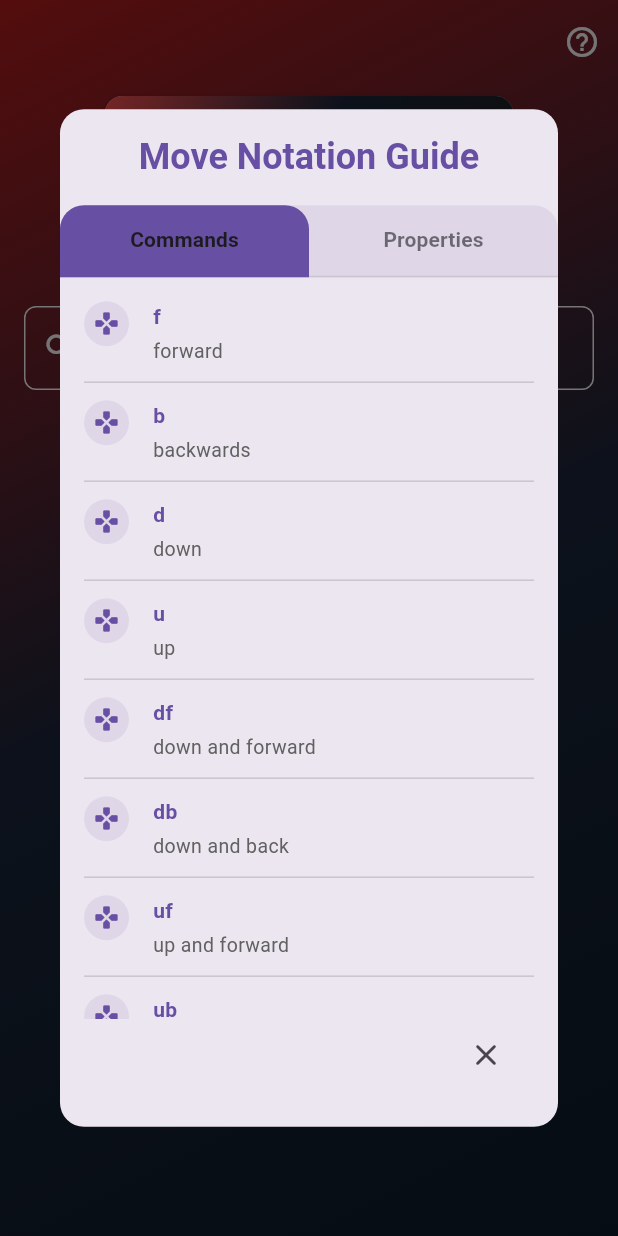
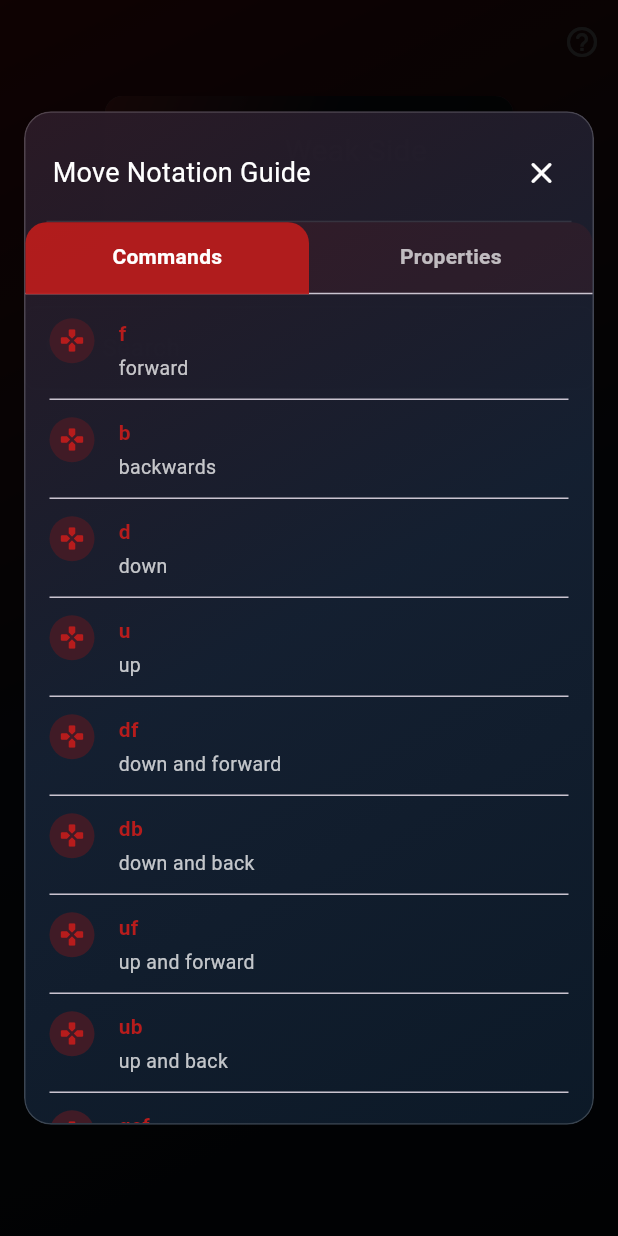
Before and after one commit to fjimenezdevapps/Tekken8FrameData, a Flutter app: the FrameDataScreen screen opened by its route, after a tap on the "help outline" icon, on a phone screen of 412 x 824 dp. Run offline on Flutter 3.47's test engine with Material 3 defaults, Android fonts, the phone set to English and light mode, and no system bars; our stand-ins replace dio, equatable, flutter_bloc, go_router; Roboto replaces fonts that are missing (MonsterBites).

Commit message:
Visual changes

```diff
--- a/lib/core/router/app_router.dart
+++ b/lib/core/router/app_router.dart
@@ -23,7 +23,17 @@ final appRouter = GoRouter(
       name: DetailsCharacterMoveScreen.name,
       pageBuilder: (context, state) {
         final extra = state.extra;
-        if (extra is! MoveDetailsDto) {
+        MoveDetailsDto? move;
+        if (extra is MoveDetailsDto) {
+          move = extra;
+        } else if (extra is Map<String, dynamic>) {
+          // Soporta restoration/serialización donde `extra` vuelve como Map.
+          move = MoveDetailsDto.fromJson(extra);
+        } else if (extra is Map) {
+          move = MoveDetailsDto.fromJson(Map<String, dynamic>.from(extra));
+        }
+
+        if (move == null) {
           return CustomTransitionPage(
             key: state.pageKey,
             child: const Scaffold(
@@ -38,7 +48,6 @@ final appRouter = GoRouter(
             },
           );
         }
-        final move = extra;
         return CustomTransitionPage(
           key: state.pageKey,
           child: DetailsCharacterMoveScreen(move: move),
--- a/lib/presentation/dto/move_details_dto.dart
+++ b/lib/presentation/dto/move_details_dto.dart
@@ -50,4 +50,49 @@ class MoveDetailsDto {
       recovery: move.recovery,
     );
   }
+
+  /// Necesario para serialización (p. ej. navigation/state restoration).
+  Map<String, dynamic> toJson() {
+    return {
+      'moveNumber': moveNumber,
+      'command': command,
+      'name': name,
+      'hitLevel': hitLevel,
+      'damage': damage,
+      'startup': startup,
+      'block': block,
+      'hit': hit,
+      'counterHit': counterHit,
+      'notes': notes,
+      'wavuId': wavuId,
+      'tags': tags,
+      'recovery': recovery,
+    };
+  }
+
+  factory MoveDetailsDto.fromJson(Map<String, dynamic> json) {
+    final rawTags = json['tags'];
+    Map<String, String?>? parsedTags;
+    if (rawTags is Map) {
+      parsedTags = rawTags.map(
+        (key, value) => MapEntry(key.toString(), value?.toString()),
+      );
+    }
+
+    return MoveDetailsDto(
+      moveNumber: (json['moveNumber'] as num?)?.toInt() ?? 0,
+      command: json['command']?.toString() ?? '',
+      name: json['name']?.toString(),
+      hitLevel: json['hitLevel']?.toString() ?? '',
+      damage: json['damage']?.toString() ?? '',
+      startup: json['startup']?.toString() ?? '',
+      block: json['block']?.toString() ?? '',
+      hit: json['hit']?.toString() ?? '',
+      counterHit: json['counterHit']?.toString() ?? '',
+      notes: json['notes']?.toString() ?? '',
+      wavuId: json['wavuId']?.toString() ?? '',
+      tags: parsedTags,
+      recovery: json['recovery']?.toString(),
+    );
+  }
 }
--- a/lib/presentation/screens/details_character_move_screen.dart
+++ b/lib/presentation/screens/details_character_move_screen.dart
@@ -1,5 +1,6 @@
 import 'package:flutter/material.dart';
 import 'package:tekkenframadata/presentation/dto/move_details_dto.dart';
+import 'package:tekkenframadata/presentation/widgets/commons/elevated_card.dart';
 
 class DetailsCharacterMoveScreen extends StatefulWidget {
   static const name = 'move-details';
@@ -182,22 +183,16 @@ class _DetailCard extends StatelessWidget {
 
   @override
   Widget build(BuildContext context) {
-    return Card(
-      elevation: 6,
-      color: Colors.black.withValues(alpha: 0.6),
-      shape: RoundedRectangleBorder(
-        borderRadius: BorderRadius.circular(16),
-      ),
-      child: Padding(
-        padding: const EdgeInsets.all(20),
+    return AppElevatedCard(
       child: Column(
         crossAxisAlignment: CrossAxisAlignment.start,
         children: [
           Text(
             label,
             style: const TextStyle(
-                fontSize: 20,
-                fontWeight: FontWeight.bold,
+              fontSize: 18,
+              fontWeight: FontWeight.w700,
+              letterSpacing: 0.2,
               color: Colors.amber,
             ),
           ),
@@ -205,13 +200,12 @@ class _DetailCard extends StatelessWidget {
           Text(
             content,
             style: const TextStyle(
-                fontSize: 18,
+              fontSize: 16,
               color: Colors.white70,
               height: 1.4,
             ),
           ),
         ],
-        ),
       ),
     );
   }
@@ -224,14 +218,7 @@ class _MoveDetailsCard extends StatelessWidget {
 
   @override
   Widget build(BuildContext context) {
-    return Card(
-      elevation: 6,
-      color: Colors.black.withValues(alpha: 0.6),
-      shape: RoundedRectangleBorder(
-        borderRadius: BorderRadius.circular(16),
-      ),
-      child: Padding(
-        padding: const EdgeInsets.all(20),
+    return AppElevatedCard(
       child: Column(
         children: details.map((detail) {
           return Padding(
@@ -239,26 +226,26 @@ class _MoveDetailsCard extends StatelessWidget {
             child: Row(
               crossAxisAlignment: CrossAxisAlignment.start,
               children: [
-                  // Label (ej: "COMMAND :", "DAMAGE :", etc.)
                 SizedBox(
                   width: 130,
                   child: Text(
                     detail.label,
                     style: const TextStyle(
-                        fontSize: 18,
-                        fontWeight: FontWeight.bold,
+                      fontSize: 14,
+                      fontWeight: FontWeight.w700,
+                      letterSpacing: 0.3,
                       color: Colors.amber,
                     ),
                   ),
                 ),
                 const SizedBox(width: 10),
-                  // Valor (ej: "df+2", "12", etc.)
                 Expanded(
                   child: Text(
                     detail.value,
                     style: const TextStyle(
-                        fontSize: 16,
+                      fontSize: 15,
                       color: Colors.white70,
+                      height: 1.25,
                     ),
                     softWrap: true,
                   ),
@@ -268,7 +255,6 @@ class _MoveDetailsCard extends StatelessWidget {
           );
         }).toList(),
       ),
-      ),
     );
   }
 }
--- a/lib/presentation/screens/frame_data_screen.dart
+++ b/lib/presentation/screens/frame_data_screen.dart
@@ -35,6 +35,8 @@ class FrameDataScreen extends StatelessWidget {
                 onPressed: () {
                   showDialog(
                     context: context,
+                    // Barrera más oscura para eliminar el “fondo visible” y reducir mareo.
+                    barrierColor: Colors.black.withValues(alpha: 0.92),
                     builder: (context) => const HelpDialogWidget(),
                   );
                 },
--- /dev/null
+++ b/lib/presentation/widgets/commons/app_dialog.dart
@@ -0,0 +1,116 @@
+import 'package:flutter/material.dart';
+import 'package:tekkenframadata/presentation/widgets/commons/elevated_card.dart';
+
+/// Dialog base reutilizable para la app.
+/// - Encaja con el background gradient (rojo/azul oscuro).
+/// - Header opcional con título + botón de cerrar.
+/// - Body y acciones totalmente customizables.
+class AppDialog extends StatelessWidget {
+  final String? title;
+  final Widget? titleWidget;
+  final Widget body;
+  final List<Widget> actions;
+  final bool showCloseButton;
+  final EdgeInsets insetPadding;
+  final EdgeInsetsGeometry headerPadding;
+  final EdgeInsetsGeometry bodyPadding;
+  final EdgeInsetsGeometry actionsPadding;
+  final double maxWidth;
+  final double maxHeightFactor;
+
+  const AppDialog({
+    super.key,
+    required this.body,
+    this.title,
+    this.titleWidget,
+    this.actions = const [],
+    this.showCloseButton = true,
+    this.insetPadding = const EdgeInsets.symmetric(horizontal: 16, vertical: 24),
+    this.headerPadding = const EdgeInsets.fromLTRB(18, 16, 10, 8),
+    this.bodyPadding = const EdgeInsets.fromLTRB(18, 8, 18, 18),
+    this.actionsPadding = const EdgeInsets.fromLTRB(18, 0, 18, 14),
+    this.maxWidth = 560,
+    this.maxHeightFactor = 0.82,
+  });
+
+  @override
+  Widget build(BuildContext context) {
+    final size = MediaQuery.sizeOf(context);
+
+    return Dialog(
+      insetPadding: insetPadding,
+      backgroundColor: Colors.transparent,
+      elevation: 0,
+      child: ConstrainedBox(
+        constraints: BoxConstraints(
+          maxWidth: maxWidth,
+          maxHeight: size.height * maxHeightFactor,
+        ),
+        child: AppElevatedCard(
+          padding: EdgeInsets.zero,
+          elevation: 14,
+          borderRadius: 18,
+          child: Column(
+            mainAxisSize: MainAxisSize.min,
+            children: [
+              if (title != null || titleWidget != null || showCloseButton)
+                Padding(
+                  padding: headerPadding,
+                  child: Row(
+                    children: [
+                      Expanded(
+                        child: titleWidget ??
+                            Text(
+                              title ?? '',
+                              maxLines: 2,
+                              overflow: TextOverflow.ellipsis,
+                              style: const TextStyle(
+                                fontFamily: 'MonsterBites',
+                                fontSize: 18,
+                                fontWeight: FontWeight.w400,
+                                color: Colors.white,
+                                letterSpacing: 0.2,
+                              ),
+                            ),
+                      ),
+                      if (showCloseButton)
+                        IconButton(
+                          onPressed: () => Navigator.of(context).maybePop(),
+                          tooltip: 'Close',
+                          icon: const Icon(Icons.close_rounded, color: Colors.white),
+                        ),
+                    ],
+                  ),
+                ),
+              Container(
+                height: 1,
+                margin: const EdgeInsets.symmetric(horizontal: 14),
+                color: Colors.white.withValues(alpha: 0.10),
+              ),
+              Expanded(
+                child: Padding(
+                  padding: bodyPadding,
+                  child: body,
+                ),
+              ),
+              if (actions.isNotEmpty) ...[
+                Container(
+                  height: 1,
+                  margin: const EdgeInsets.symmetric(horizontal: 14),
+                  color: Colors.white.withValues(alpha: 0.08),
+                ),
+                Padding(
+                  padding: actionsPadding,
+                  child: Row(
+                    mainAxisAlignment: MainAxisAlignment.end,
+                    children: actions,
+                  ),
+                ),
+              ],
+            ],
+          ),
+        ),
+      ),
+    );
+  }
+}
--- /dev/null
+++ b/lib/presentation/widgets/commons/elevated_card.dart
@@ -0,0 +1,87 @@
+import 'package:flutter/material.dart';
+
+/// Card reutilizable con elevación, borde y gradiente sutil.
+/// Diseñada para encajar con el look rojo/azul oscuro de la app.
+class AppElevatedCard extends StatelessWidget {
+  final Widget child;
+  final EdgeInsetsGeometry padding;
+  final EdgeInsetsGeometry? margin;
+  final double borderRadius;
+  final double elevation;
+
+  /// Si `true`, agrega un borde sutil para separar del background.
+  final bool showBorder;
+
+  /// Controla qué tan "sólida" se ve la card. Valores altos reducen transparencia
+  /// (mejor para evitar mareo con backgrounds con gradiente).
+  final double surfaceOpacity;
+
+  const AppElevatedCard({
+    super.key,
+    required this.child,
+    this.padding = const EdgeInsets.all(20),
+    this.margin,
+    this.borderRadius = 16,
+    this.elevation = 8,
+    this.showBorder = true,
+    this.surfaceOpacity = 0.94,
+  });
+
+  @override
+  Widget build(BuildContext context) {
+    final radius = BorderRadius.circular(borderRadius);
+
+    // Colores alineados al theme actual (AppTheme).
+    const primary = Color(0xFFB71C1C);
+    const secondary = Color(0xFF1B263B);
+    const tertiary = Color(0xFF0D1B2A);
+
+    final clampedSurfaceOpacity = surfaceOpacity.clamp(0.0, 1.0);
+    final bg = tertiary.withValues(alpha: clampedSurfaceOpacity);
+
+    // Gradiente *opaco* (sin alpha), para evitar que se vea el fondo a través.
+    final g1 = Color.lerp(tertiary, primary, 0.18)!;
+    final g2 = Color.lerp(tertiary, secondary, 0.55)!;
+    final g3 = tertiary;
+
+    return Padding(
+      padding: margin ?? EdgeInsets.zero,
+      child: Material(
+        color: Colors.transparent,
+        elevation: elevation,
+        shadowColor: Colors.black.withValues(alpha: 0.35),
+        borderRadius: radius,
+        child: ClipRRect(
+          borderRadius: radius,
+          child: Container(
+            decoration: BoxDecoration(
+              // Base sólida (reduce transparencia y “flicker” del gradiente de fondo).
+              color: bg,
+              gradient: LinearGradient(
+                begin: Alignment.topLeft,
+                end: Alignment.bottomRight,
+                colors: [
+                  // Un highlight rojo muy sutil + transición a superficies oscuras.
+                  g1,
+                  g2,
+                  g3,
+                ],
+              ),
+              borderRadius: radius,
+              border: showBorder
+                  ? Border.all(
+                      color: Colors.white.withValues(alpha: 0.18),
+                      width: 1,
+                    )
+                  : null,
+            ),
+            child: Padding(
+              padding: padding,
+              child: child,
+            ),
+          ),
+        ),
+      ),
+    );
+  }
+}
--- a/lib/presentation/widgets/help/legend_help_dialog.dart
+++ b/lib/presentation/widgets/help/legend_help_dialog.dart
@@ -1,14 +1,15 @@
 import 'package:flutter/material.dart';
 import 'package:tekkenframadata/core/utils/moves_properties_legends.dart';
+import 'package:tekkenframadata/presentation/widgets/commons/app_dialog.dart';
 
 class HelpDialogWidget extends StatelessWidget {
   const HelpDialogWidget({super.key});
 
   @override
   Widget build(BuildContext context) {
-    final theme = Theme.of(context);
-    final colors = theme.colorScheme;
-    final textTheme = theme.textTheme;
+    const primary = Color(0xFFB71C1C);
+    // Acento claro para que los íconos/textos no “se pierdan” sobre fondos oscuros.
+    const propertiesAccent = Color(0xFF4FC3F7);
 
     final size = MediaQuery.of(context).size;
     final isSmallScreen = size.width < 360;
@@ -20,65 +21,46 @@ class HelpDialogWidget extends StatelessWidget {
 
     return DefaultTabController(
       length: 2,
-      child: AlertDialog(
-        shape: RoundedRectangleBorder(
-          borderRadius: BorderRadius.circular(isSmallScreen ? 12 : 16),
-        ),
-        elevation: 8,
-        contentPadding: const EdgeInsets.all(0),
-        content: SizedBox(
-          width: size.width * (isSmallScreen ? 0.95 : 0.9),
-          child: Column(
-            mainAxisSize: MainAxisSize.min,
+      child: AppDialog(
+        title: 'Move Notation Guide',
+        // Permitimos más ancho en landscape/tablet sin romper móviles.
+        maxWidth: isLandscape ? 680 : 560,
+        bodyPadding: EdgeInsets.zero,
+        body: Column(
           children: [
-              Padding(
-                padding: EdgeInsets.all(16 * paddingScale),
-                child: Text(
-                  'Move Notation Guide',
-                  textAlign: TextAlign.center,
-                  style: textTheme.headlineSmall?.copyWith(
-                    color: colors.primary,
-                    fontWeight: FontWeight.bold,
-                    fontSize: isSmallScreen ? 18 : null,
-                  ),
-                ),
-              ),
             Container(
               decoration: BoxDecoration(
-                  color: colors.primary.withValues(alpha: 0.1),
-                  borderRadius: BorderRadius.vertical(
-                    top: Radius.circular(isSmallScreen ? 12 : 16),
+                color: primary.withValues(alpha: 0.10),
+                borderRadius: const BorderRadius.vertical(
+                  top: Radius.circular(14),
                 ),
               ),
               child: TabBar(
                 indicator: BoxDecoration(
-                    borderRadius: BorderRadius.vertical(
-                      top: Radius.circular(isSmallScreen ? 12 : 16)),
-                    color: colors.primary,
+                  borderRadius: const BorderRadius.vertical(top: Radius.circular(14)),
+                  color: primary.withValues(alpha: 0.95),
                 ),
                 indicatorSize: TabBarIndicatorSize.tab,
-                  labelStyle: textTheme.labelLarge?.copyWith(
-                    fontWeight: FontWeight.bold,
-                    fontSize: isSmallScreen ?
-                      (textTheme.labelLarge?.fontSize ?? 14) * 0.9 : null,
+                labelStyle: TextStyle(
+                  fontWeight: FontWeight.w700,
+                  fontSize: (isSmallScreen ? 13 : 14) * textScaleFactor,
+                  letterSpacing: 0.2,
                 ),
-                  unselectedLabelColor: colors.onSurface.withValues(alpha: 0.6),
+                unselectedLabelColor: Colors.white.withValues(alpha: 0.70),
+                labelColor: Colors.white,
                 tabs: const [
                   Tab(text: 'Commands'),
                   Tab(text: 'Properties'),
                 ],
               ),
             ),
-              SizedBox(
-                height: isLandscape
-                    ? size.height * 0.4
-                    : size.height * (isSmallScreen ? 0.5 : 0.6),
+            Expanded(
               child: TabBarView(
                 children: [
                   _buildListSection(
                     items: legendCommands,
                     icon: Icons.gamepad_rounded,
-                      color: colors.primary,
+                    color: primary,
                     isSmallScreen: isSmallScreen,
                     textScaleFactor: textScaleFactor,
                     paddingScale: paddingScale,
@@ -86,7 +68,7 @@ class HelpDialogWidget extends StatelessWidget {
                   _buildListSection(
                     items: legendProperties,
                     icon: Icons.list_alt_rounded,
-                      color: colors.secondary,
+                    color: propertiesAccent,
                     isSmallScreen: isSmallScreen,
                     textScaleFactor: textScaleFactor,
                     paddingScale: paddingScale,
@@ -96,15 +78,6 @@ class HelpDialogWidget extends StatelessWidget {
             ),
           ],
         ),
-        ),
-        actions: [
-          IconButton(
-            icon: Icon(Icons.close_rounded,
-              size: isSmallScreen ? 20 : 24),
-            onPressed: () => Navigator.pop(context),
-            tooltip: 'Close',
-          ),
-        ],
       ),
     );
   }
@@ -131,7 +104,8 @@ class HelpDialogWidget extends StatelessWidget {
             Container(
               padding: EdgeInsets.all(6 * paddingScale),
               decoration: BoxDecoration(
-                color: color.withValues(alpha: 0.1),
+                // Fondo sólido (sin transparencia) para mejor legibilidad.
+                color: Color.lerp(color, const Color(0xFF0D1B2A), 0.70),
                 shape: BoxShape.circle,
               ),
               child: Icon(
@@ -157,7 +131,7 @@ class HelpDialogWidget extends StatelessWidget {
                   Text(
                     item['description'] ?? '',
                     style: TextStyle(
-                      color: Colors.grey[700],
+                      color: Colors.white.withValues(alpha: 0.75),
                       fontSize: (isSmallScreen ? 12 : 13) * textScaleFactor,
                       height: 1.4,
                     ),
```
Lines whose indentation alone changed are shown as unchanged.
